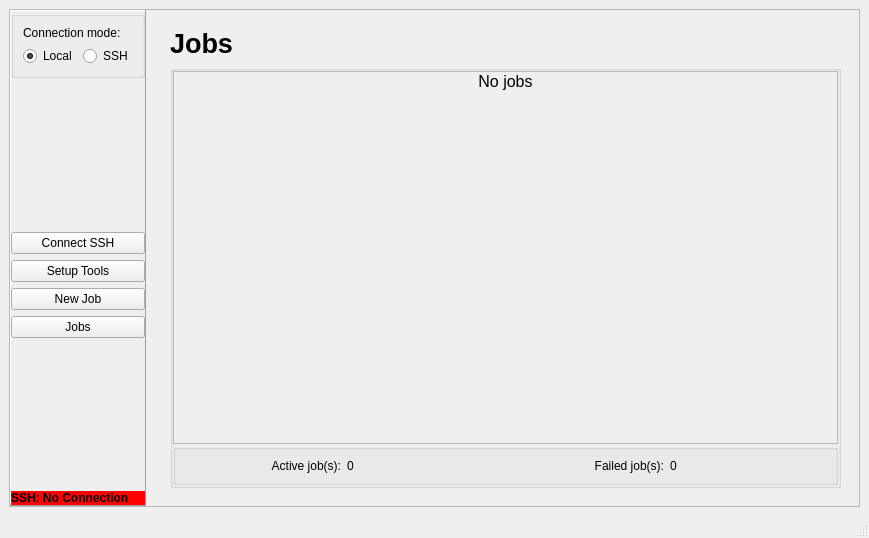
devalk96/Thema06_GUI, file gui_client/ui_views/mainwindow.ui: the form before one commit.
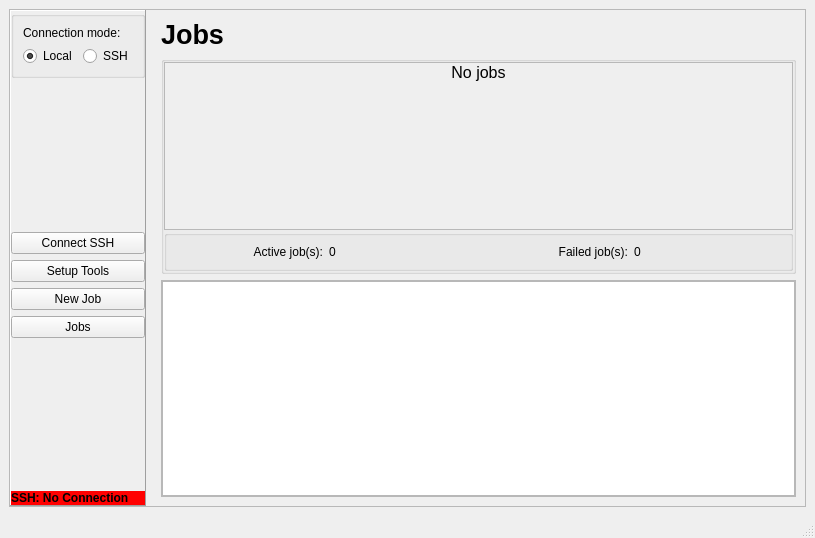
The form after the commit. The open tabs and pages were chosen to show the change.

```diff
--- a/gui_client/ui_views/mainwindow.ui
+++ b/gui_client/ui_views/mainwindow.ui
@@ -6,7 +6,7 @@
    <rect>
     <x>0</x>
     <y>0</y>
-    <width>869</width>
+    <width>815</width>
     <height>538</height>
    </rect>
   </property>
@@ -14,6 +14,12 @@
    <string>Pipeline GUI</string>
   </property>
   <widget class="QWidget" name="centralwidget">
+   <property name="minimumSize">
+    <size>
+     <width>800</width>
+     <height>0</height>
+    </size>
+   </property>
    <layout class="QGridLayout" name="gridLayout_2">
     <item row="0" column="0">
      <widget class="QFrame" name="frame_main">
@@ -1106,20 +1112,18 @@
            <item row="0" column="0">
             <widget class="QWidget" name="widget_tool_setup_3" native="true">
              <layout class="QGridLayout" name="gridLayout_10">
-              <item row="0" column="0">
-               <widget class="QLabel" name="label_14">
-                <property name="font">
-                 <font>
-                  <pointsize>20</pointsize>
-                  <weight>75</weight>
-                  <bold>true</bold>
-                 </font>
-                </property>
-                <property name="text">
-                 <string>Jobs</string>
-                </property>
-               </widget>
-              </item>
+              <property name="leftMargin">
+               <number>0</number>
+              </property>
+              <property name="topMargin">
+               <number>0</number>
+              </property>
+              <property name="rightMargin">
+               <number>0</number>
+              </property>
+              <property name="bottomMargin">
+               <number>0</number>
+              </property>
               <item row="1" column="0">
                <widget class="QGroupBox" name="groupBox_jobs">
                 <property name="title">
@@ -1151,7 +1155,7 @@
                      <rect>
                       <x>0</x>
                       <y>0</y>
-                      <width>606</width>
+                      <width>576</width>
                       <height>16</height>
                      </rect>
                     </property>
@@ -1251,6 +1255,58 @@
                 </layout>
                </widget>
               </item>
+              <item row="0" column="0">
+               <widget class="QLabel" name="label_14">
+                <property name="font">
+                 <font>
+                  <pointsize>20</pointsize>
+                  <weight>75</weight>
+                  <bold>true</bold>
+                 </font>
+                </property>
+                <property name="text">
+                 <string>Jobs</string>
+                </property>
+               </widget>
+              </item>
+              <item row="2" column="0">
+               <widget class="QScrollArea" name="scrollArea">
+                <property name="widgetResizable">
+                 <bool>true</bool>
+                </property>
+                <widget class="QWidget" name="scrollAreaWidgetContents_3">
+                 <property name="geometry">
+                  <rect>
+                   <x>0</x>
+                   <y>0</y>
+                   <width>582</width>
+                   <height>192</height>
+                  </rect>
+                 </property>
+                 <layout class="QVBoxLayout" name="verticalLayout_3">
+                  <property name="leftMargin">
+                   <number>0</number>
+                  </property>
+                  <property name="topMargin">
+                   <number>0</number>
+                  </property>
+                  <property name="rightMargin">
+                   <number>0</number>
+                  </property>
+                  <property name="bottomMargin">
+                   <number>0</number>
+                  </property>
+                  <item>
+                   <widget class="QTextBrowser" name="textBrowser_console">
+                    <property name="documentTitle">
+                     <string>Console</string>
+                    </property>
+                   </widget>
+                  </item>
+                 </layout>
+                </widget>
+               </widget>
+              </item>
              </layout>
             </widget>
            </item>
```
Left out of the diff: 30 changed lines with no effect on the pictures.
